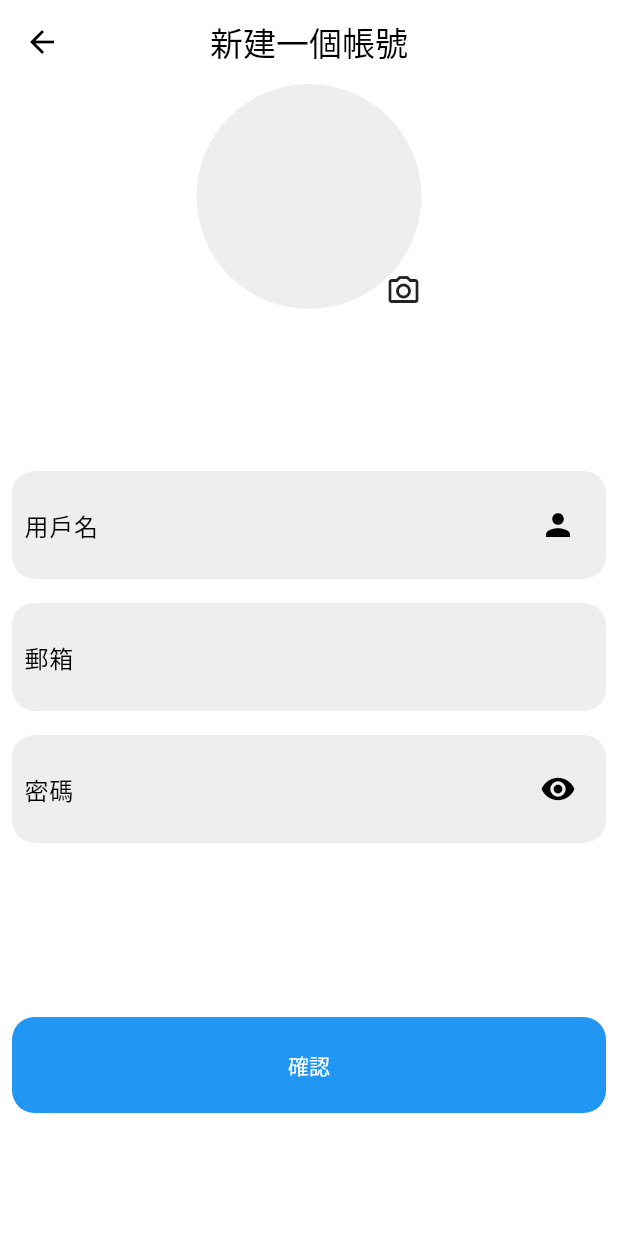
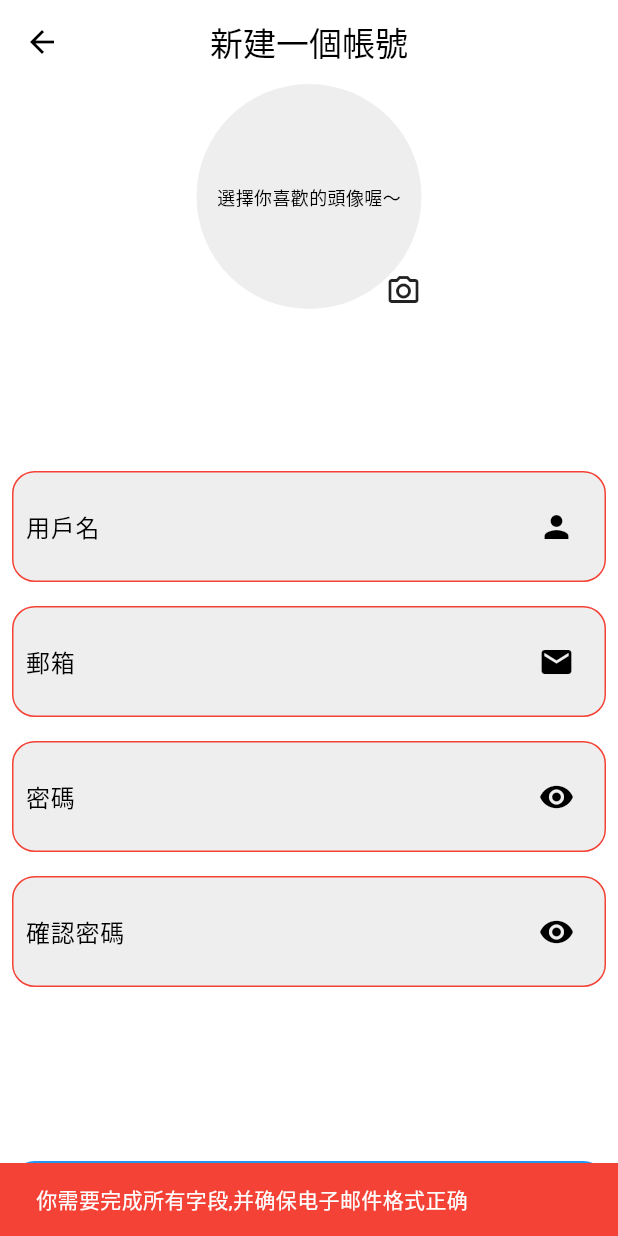
Before and after one commit to jacekong/Borderless, a Flutter app: the RegisterPage screen opened directly, after a tap on "確認", on a phone screen of 412 x 824 dp. Run offline on Flutter 3.47's test engine with Material 3 defaults, Android fonts, the light colour scheme and no system bars; our stand-ins replace audioplayers, awesome_notifications, cached_network_image, chewie, device_info_plus, flutter_cache_manager and 14 more; missing offline and left inert: record_mp3, restart_app; accounts and stored records are empty.

Commit message:
registration validation

```diff
--- a/lib/api/auth_manager.dart
+++ b/lib/api/auth_manager.dart
@@ -18,7 +18,7 @@ class AuthManager {
     await _prefs!.setString('refreshToken', refreshToken);
   }
 
-  static Future<void> logout(context) async {
+  static Future<void> logout() async {
     await _prefs!.remove('authToken');
     await _prefs!.remove('refreshToken');
   }
--- a/lib/api/logout.dart
+++ b/lib/api/logout.dart
@@ -1,13 +1,9 @@
 import 'dart:convert';
 import 'package:borderless/api/api_endpoint.dart';
 import 'package:borderless/api/auth_manager.dart';
-import 'package:borderless/provider/user_profile_provider.dart';
 import 'package:borderless/screens/login.dart';
 import 'package:flutter/material.dart';
 import 'package:http/http.dart' as http;
-import 'package:provider/provider.dart';
-
-import 'package:shared_preferences/shared_preferences.dart';
 
 Future<void> logout(context) async {
   try {
@@ -22,22 +18,15 @@ Future<void> logout(context) async {
 
     if (response.statusCode == 200) {
 
-      final prefs = await SharedPreferences.getInstance();
-
-      await prefs.remove('authToken');
-      await prefs.remove('refreshToken');
-
-      // Get an instance of UserProfileProvider
-      final userProfileProvider = Provider.of<UserProfileProvider>(context, listen: false);
-      // Reset user profile when logging out
-      userProfileProvider.resetUserProfile();
+      AuthManager.logout();
 
       if (context.mounted) {
-        Navigator.pushReplacement(
+        Navigator.pushAndRemoveUntil(
           context,
           MaterialPageRoute(
             builder: (context) => const LoginScreen(),
           ),
+          (route) => false,
         );
       }
 
@@ -47,11 +36,12 @@ Future<void> logout(context) async {
   } catch (e) {
     // Handle exception
     if (context.mounted) {
-      Navigator.pushReplacement(
+      Navigator.pushAndRemoveUntil(
         context,
         MaterialPageRoute(
           builder: (context) => const LoginScreen(),
         ),
+        (route) => false,
       );
     }
   }
--- a/lib/components/account_drawer.dart
+++ b/lib/components/account_drawer.dart
@@ -3,6 +3,7 @@ import 'package:borderless/api/logout.dart';
 import 'package:borderless/theme/theme_provider.dart';
 import 'package:flutter/material.dart';
 import 'package:provider/provider.dart';
+import 'package:restart_app/restart_app.dart';
 
 class AccountDrawer extends StatefulWidget {
 
@@ -45,7 +46,8 @@ class _AccountDrawerState extends State<AccountDrawer> {
               title: const Text("退出登錄"),
               onTap: () {
                 logout(context);
-                AuthManager.logout(context);
+                AuthManager.logout();
+                Restart.restartApp();
               },
             ),
 
--- a/lib/main.dart
+++ b/lib/main.dart
@@ -19,7 +19,7 @@ import 'package:flutter_dotenv/flutter_dotenv.dart';
 import 'package:provider/provider.dart';
 import 'package:logger/logger.dart';
 
-  final navigatorKey = GlobalKey<NavigatorState>();
+final navigatorKey = GlobalKey<NavigatorState>();
 
 void main() async {
   WidgetsFlutterBinding.ensureInitialized();
--- a/lib/provider/user_profile_provider.dart
+++ b/lib/provider/user_profile_provider.dart
@@ -1,5 +1,5 @@
 import 'package:borderless/api/api_service.dart';
-import 'package:borderless/api/auth_manager.dart';
+// import 'package:borderless/api/auth_manager.dart';
 import 'package:borderless/model/user_profile.dart';
 import 'package:flutter/material.dart';
 
@@ -8,7 +8,7 @@ class UserProfileProvider extends ChangeNotifier {
 
   UserProfile? get userProfile => _userProfile;
 
-  final String? token = AuthManager.getAuthToken();
+  // final String? token = AuthManager.getAuthToken();
 
   Future<UserProfile> fetchCurrentUser() async {
     try {
--- a/lib/screens/account/register.dart
+++ b/lib/screens/account/register.dart
@@ -17,11 +17,61 @@ class _RegisterPageState extends State<RegisterPage> {
   final picker = ImagePicker();
 
   bool _isObsecure = true;
+  bool _isSame = false;
 
   // text controller
   final _usernameController = TextEditingController();
   final _passwordController = TextEditingController();
+  final _confirmPasswordController = TextEditingController();
   final _emailController = TextEditingController();
+
+  // Track validation state for each field
+  bool _isUsernameValid = true;
+  bool _isEmailValid = true;
+  bool _isPasswordValid = true;
+  bool _isConfirmPasswordValid = true;
+
+  bool checkPassword() {
+    if (_passwordController.text == _confirmPasswordController.text) {
+      _isSame = true;
+      return _isSame;
+    } else {
+      _isSame = false;
+      return _isSame;
+    }
+  }
+
+  bool isValidEmail(String email) {
+    String pattern =
+        r'^[a-zA-Z0-9._%+-]+@[a-zA-Z0-9.-]+\.[a-zA-Z]{2,4}$';
+    RegExp regex = RegExp(pattern);
+    return regex.hasMatch(email);
+  }
+
+  void validateFields() {
+    setState(() {
+      _isUsernameValid = _usernameController.text.isNotEmpty;
+      _isEmailValid = _emailController.text.isNotEmpty;
+      _isPasswordValid = _passwordController.text.isNotEmpty;
+      _isConfirmPasswordValid = _confirmPasswordController.text.isNotEmpty;
+    });
+  }
+
+  void handleSubmit() {
+    validateFields();
+    checkPassword();
+
+    if (_isUsernameValid && _isEmailValid && _isPasswordValid && _isConfirmPasswordValid && checkPassword() && isValidEmail(_emailController.text)) {
+      uploadImg();
+    } else {
+      ScaffoldMessenger.of(context).showSnackBar(
+        const SnackBar(
+          content: Text('你需要完成所有字段,并确保电子邮件格式正确'),
+          backgroundColor: Colors.red,
+        ),
+      );
+    }
+  }
 
   @override
   Widget build(BuildContext context) {
@@ -66,7 +116,8 @@ class _RegisterPageState extends State<RegisterPage> {
                         color: Theme.of(context).colorScheme.tertiary,
                         borderRadius: BorderRadius.circular(100),
                       ),
-                      child: null),
+                      child: const Center(child: Text('選擇你喜歡的頭像喔～', style: TextStyle(fontSize: 12),))
+                    ),
               Positioned(
                 bottom: 0,
                 right: 0,
@@ -91,7 +142,9 @@ class _RegisterPageState extends State<RegisterPage> {
               child: Container(
                 decoration: BoxDecoration(
                     color: Theme.of(context).colorScheme.tertiary,
-                    borderRadius: BorderRadius.circular(15)),
+                    borderRadius: BorderRadius.circular(15),
+                    border: Border.all(color: _isUsernameValid ? Colors.transparent : Colors.red)
+                ),
                 child: Padding(
                   padding: const EdgeInsets.all(8.0),
                   child: TextField(
@@ -116,14 +169,16 @@ class _RegisterPageState extends State<RegisterPage> {
           // const SizedBox(
           //   height: 15,
           // ),
-          // nickname
+          // email
           Padding(
             padding: const EdgeInsets.all(8.0),
             child: Center(
               child: Container(
                 decoration: BoxDecoration(
                     color: Theme.of(context).colorScheme.tertiary,
-                    borderRadius: BorderRadius.circular(15)),
+                    borderRadius: BorderRadius.circular(15),
+                    border: Border.all(color: _isEmailValid && isValidEmail(_emailController.text) ? Colors.transparent : Colors.red)
+                ),
                 child: Padding(
                   padding: const EdgeInsets.all(8.0),
                   child: TextField(
@@ -135,6 +190,7 @@ class _RegisterPageState extends State<RegisterPage> {
                     onChanged: (String text) {},
                     decoration: InputDecoration(
                         border: InputBorder.none,
+                        suffixIcon: const Icon(Icons.email),
                         //hintText: 'Password',
                         labelText: "郵箱",
                         //hintStyle: TextStyle(color: Colors.grey),
@@ -154,7 +210,9 @@ class _RegisterPageState extends State<RegisterPage> {
               child: Container(
                 decoration: BoxDecoration(
                     color: Theme.of(context).colorScheme.tertiary,
-                    borderRadius: BorderRadius.circular(15)),
+                    borderRadius: BorderRadius.circular(15),
+                    border: Border.all(color: _isPasswordValid ? Colors.transparent : Colors.red)
+                ),
                 child: Padding(
                   padding: const EdgeInsets.all(8.0),
                   child: TextField(
@@ -184,10 +242,52 @@ class _RegisterPageState extends State<RegisterPage> {
                         ),
                   ),
                 ),
+
               ),
             ),
           ),
+          Padding(
+            padding: const EdgeInsets.all(8.0),
+            child: Center(
+              child: Container(
+                decoration: BoxDecoration(
+                    color: Theme.of(context).colorScheme.tertiary,
+                    borderRadius: BorderRadius.circular(15),
+                    border: Border.all(color: _isConfirmPasswordValid && _isSame ? Colors.transparent : Colors.red)
+                ),
+                child: Padding(
+                  padding: const EdgeInsets.all(8.0),
+                  child: TextField(
+                    controller:  _confirmPasswordController,
+                    autofocus: false,
+                    cursorColor: Theme.of(context).colorScheme.secondary,
+                    obscureText: _isObsecure,
+                    style: TextStyle(color: Theme.of(context).colorScheme.secondary),
+                    onChanged: (String text) {},
+                    decoration: InputDecoration(
+                      border: InputBorder.none,
+                        suffixIcon: IconButton(
+                          onPressed: () => setState(
+                              () {
+                                _isObsecure = !_isObsecure;
+                              },
+                            ),
+                          icon: Icon(
+                              _isObsecure
+                                  ? Icons.visibility
+                                  : Icons.visibility_off,
+                            ),
+                        ),
+                        //hintText: 'Password',
+                        labelText: "確認密碼",
+                        labelStyle: TextStyle(color: Theme.of(context).colorScheme.secondary),
+                        ),
+                  ),
+                ),
 
+              ),
+            ),
+          ),
           const SizedBox(
             height: 100,
           ),
@@ -208,7 +308,8 @@ class _RegisterPageState extends State<RegisterPage> {
                       ),
                       onPressed: () {
                         // _showDialog();
-                        uploadImg();
+                        // uploadImg();
+                        handleSubmit();
                       },
                       child: const Text(
                         '確認',
--- a/pubspec.yaml
+++ b/pubspec.yaml
@@ -48,6 +48,7 @@ dependencies:
   web_socket_channel: ^2.4.4
   reorderable_grid_view: ^2.2.6
   video_thumbnail: ^0.5.3
+  restart_app: ^1.2.1
 
 dev_dependencies:
   flutter_lints: ^3.0.0
```
Also changed, not shown: pubspec.lock, 20 other files.
